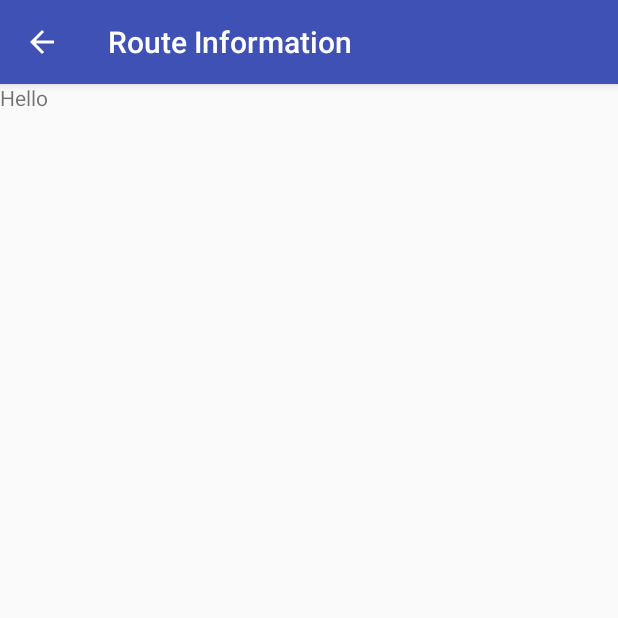
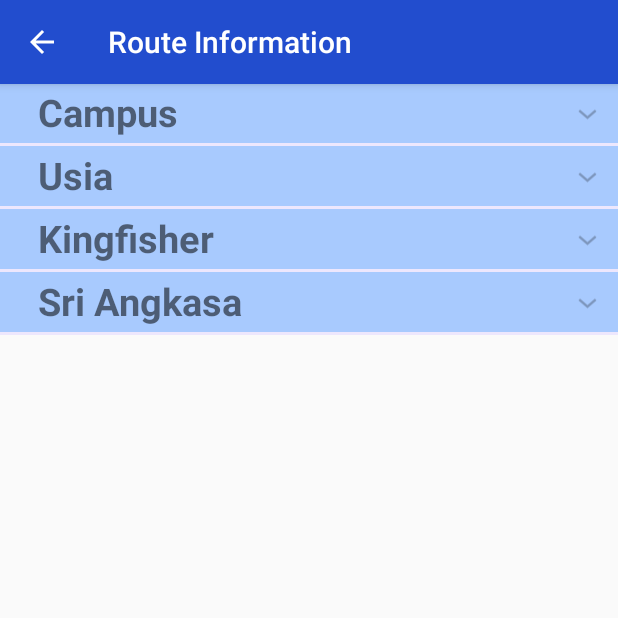
Before and after one commit to Kevin27223/UMSBusTracker, an Android app: the RouteActivity screen opened directly, with no data from a screen before it, on a phone screen of 412 x 824 dp, the top half of it. Run offline under Robolectric (Android 15) with nearby library versions, the phone set to English and light mode, and no system bars.

Commit message:
Completed RouteActivity

```diff
--- /dev/null
+++ b/app/src/main/java/com/example/cheeseng/umsbustracker/ExpandableListAdapter.java
@@ -0,0 +1,93 @@
+package com.example.cheeseng.umsbustracker;
+
+import android.app.Activity;
+import android.content.Context;
+import android.graphics.Typeface;
+import android.view.LayoutInflater;
+import android.view.View;
+import android.view.ViewGroup;
+import android.widget.BaseExpandableListAdapter;
+import android.widget.TextView;
+
+import java.util.List;
+import java.util.Map;
+
+/**
+ * Created by Chee Seng on 15-May-17.
+ */
+
+public class ExpandableListAdapter extends BaseExpandableListAdapter {
+    private Activity context;
+    private Map<String, List<String>> groupCollections;
+    private List<String> childList;
+
+    public ExpandableListAdapter(Activity context, List<String> childList,
+                                 Map<String, List<String>> groupCollections) {
+        this.context = context;
+        this.groupCollections = groupCollections;
+        this.childList = childList;
+    }
+
+    public Object getChild(int groupPosition, int childPosition) {
+        return groupCollections.get(childList.get(groupPosition)).get(childPosition);
+    }
+
+    public long getChildId(int groupPosition, int childPosition) {
+        return childPosition;
+    }
+
+
+    public View getChildView(final int groupPosition, final int childPosition,
+                             boolean isLastChild, View convertView, ViewGroup parent) {
+        final String laptop = (String) getChild(groupPosition, childPosition);
+        LayoutInflater inflater = context.getLayoutInflater();
+
+        if (convertView == null) {
+            convertView = inflater.inflate(R.layout.route_child, null);
+        }
+
+        TextView item = (TextView) convertView.findViewById(R.id.route);
+
+        item.setText(laptop);
+        return convertView;
+    }
+
+    public int getChildrenCount(int groupPosition) {
+        return groupCollections.get(childList.get(groupPosition)).size();
+    }
+
+    public Object getGroup(int groupPosition) {
+        return childList.get(groupPosition);
+    }
+
+    public int getGroupCount() {
+        return childList.size();
+    }
+
+    public long getGroupId(int groupPosition) {
+        return groupPosition;
+    }
+
+    public View getGroupView(int groupPosition, boolean isExpanded,
+                             View convertView, ViewGroup parent) {
+        String laptopName = (String) getGroup(groupPosition);
+        if (convertView == null) {
+            LayoutInflater infalInflater = (LayoutInflater) context
+                    .getSystemService(Context.LAYOUT_INFLATER_SERVICE);
+            convertView = infalInflater.inflate(R.layout.route_group,
+                    null);
+        }
+        TextView item = (TextView) convertView.findViewById(R.id.route);
+        item.setTypeface(null, Typeface.BOLD);
+        item.setText(laptopName);
+        return convertView;
+    }
+
+    public boolean hasStableIds() {
+        return true;
+    }
+
+    public boolean isChildSelectable(int groupPosition, int childPosition) {
+        return true;
+    }
+}
--- a/app/src/main/java/com/example/cheeseng/umsbustracker/RouteActivity.java
+++ b/app/src/main/java/com/example/cheeseng/umsbustracker/RouteActivity.java
@@ -4,10 +4,17 @@ import android.content.Intent;
 import android.os.Bundle;
 import android.support.v7.app.AppCompatActivity;
 import android.support.v7.widget.Toolbar;
+import android.util.DisplayMetrics;
 import android.util.Log;
 import android.view.MenuItem;
 import android.view.View;
+import android.widget.ExpandableListView;
 import android.widget.Toast;
+
+import java.util.ArrayList;
+import java.util.LinkedHashMap;
+import java.util.List;
+import java.util.Map;
 
 /**
  * Created by Chee Seng on 22-Nov-16.
@@ -15,16 +22,32 @@ import android.widget.Toast;
 
 public class RouteActivity extends AppCompatActivity {
 
+    List<String> groupList;
+    List<String> childList;
+    Map<String, List<String>> routeCollection;
+    ExpandableListView expListView;
+
     @Override
     protected void onCreate(Bundle savedInstanceState) {
         super.onCreate(savedInstanceState);
         setContentView(R.layout.activity_route);
+
+        createGroupList();
+
+        createCollection();
 
         Toolbar toolbar = (Toolbar) findViewById(R.id.route_toolbar);
         setSupportActionBar(toolbar);
 
         getSupportActionBar().setDisplayHomeAsUpEnabled(true);
         getSupportActionBar().setDisplayShowHomeEnabled(true);
+
+        expListView = (ExpandableListView) findViewById(R.id.route_list);
+        final ExpandableListAdapter expListAdapter = new ExpandableListAdapter(
+                this, groupList, routeCollection);
+        expListView.setAdapter(expListAdapter);
+
+        setGroupIndicatorToRight();
     }
 
     @Override
@@ -37,4 +60,65 @@ public class RouteActivity extends AppCompatActivity {
         }
         return (super.onOptionsItemSelected(menuItem));
     }
+
+    private void createGroupList() {
+        groupList = new ArrayList<String>();
+        groupList.add("Campus");
+        groupList.add("Usia");
+        groupList.add("Kingfisher");
+        groupList.add("Sri Angkasa");
+    }
+
+    private void createCollection() {
+        String[] campusModels = { "DKP Lama - K.Resital", "K.Resital - DKP Baru",
+                "DKP Baru - K.Resital", "K.Resital - FKJ", "FKJ - PPIB", "PPIB - DKP Lama"};
+        String[] usiaModels = { "USIA - FSSA", "FSSA - PPIB", "PPIB - DKP Lama",
+                "DKP Lama - DKP Baru", "DKP Baru - DKP Lama", "DKP Lama - PPIB", "PPIB - FKJ",
+                "FKJ - USIA"};
+        String[] kingfisherModels = { "KF - FSSA", "FSSA - PPIB", "PPIB - DKP Lama",
+                "DKP Lama - DKP Baru", "DKP Baru - DKP Lama", "DKP Lama - PPIB", "PPIB - FKJ",
+                "FKJ - KF" };
+        String[] angkasaModels = { "Angkasa - FSSA", "FSSA - PPIB", "PPIB - DKP Lama",
+                "DKP Lama - DKP Baru", "DKP Baru - DKP Lama", "DKP Lama - PPIB", "PPIB - FKJ",
+                "FKJ - Angkasa" };
+
+        routeCollection = new LinkedHashMap<String, List<String>>();
+
+        for (String route : groupList) {
+            if (route.equals("Campus")) {
+                loadChild(campusModels);
+            } else if (route.equals("Usia"))
+                loadChild(usiaModels);
+            else if (route.equals("Kingfisher"))
+                loadChild(kingfisherModels);
+            else
+                loadChild(angkasaModels);
+
+            routeCollection.put(route, childList);
+        }
+    }
+
+    private void loadChild(String[] laptopModels) {
+        childList = new ArrayList<String>();
+        for (String model : laptopModels)
+            childList.add(model);
+    }
+
+    private void setGroupIndicatorToRight() {
+        /* Get the screen width */
+        DisplayMetrics dm = new DisplayMetrics();
+        getWindowManager().getDefaultDisplay().getMetrics(dm);
+        int width = dm.widthPixels;
+
+        expListView.setIndicatorBounds(width - getDipsFromPixel(35), width
+                - getDipsFromPixel(5));
+    }
+
+    // Convert pixel to dip
+    public int getDipsFromPixel(float pixels) {
+        // Get the screen's density scale
+        final float scale = getResources().getDisplayMetrics().density;
+        // Convert the dps to pixels, based on density scale
+        return (int) (pixels * scale + 0.5f);
+    }
 }
--- a/app/src/main/res/layout/activity_route.xml
+++ b/app/src/main/res/layout/activity_route.xml
@@ -23,18 +23,20 @@
 
     </android.support.design.widget.AppBarLayout>
 
-    <LinearLayout
+    <RelativeLayout
         tools:context=".RouteActivity"
         android:orientation="vertical"
         android:layout_width="match_parent"
         android:layout_height="match_parent"
         android:paddingTop="55dp">
 
-        <TextView
+        <ExpandableListView
+            android:id="@+id/route_list"
             android:layout_width="match_parent"
-            android:layout_height="match_parent"
-            android:text="Hello"/>
+            android:layout_height="fill_parent"
+            android:divider="@color/colorDivider"
+            android:dividerHeight="2dp" />
 
-    </LinearLayout>
+    </RelativeLayout>
 
 </RelativeLayout>
--- /dev/null
+++ b/app/src/main/res/layout/route_child.xml
@@ -0,0 +1,17 @@
+<?xml version="1.0" encoding="utf-8"?>
+<RelativeLayout xmlns:android="http://schemas.android.com/apk/res/android"
+    android:layout_width="fill_parent"
+    android:layout_height="wrap_content"
+    android:padding="10dp" >
+
+    <TextView
+        android:id="@+id/route"
+        android:layout_width="wrap_content"
+        android:layout_height="wrap_content"
+        android:layout_alignParentStart="true"
+        android:layout_centerVertical="true"
+        android:paddingEnd="25dp"
+        android:paddingStart="25dp"
+        android:textSize="20sp" />
+
+</RelativeLayout>
--- /dev/null
+++ b/app/src/main/res/layout/route_group.xml
@@ -0,0 +1,18 @@
+<?xml version="1.0" encoding="utf-8"?>
+<LinearLayout xmlns:android="http://schemas.android.com/apk/res/android"
+    android:layout_width="match_parent"
+    android:layout_height="match_parent"
+    android:background="@color/colorSecondary"
+    android:orientation="vertical">
+
+    <TextView
+        android:id="@+id/route"
+        android:layout_width="wrap_content"
+        android:layout_height="40dp"
+        android:paddingBottom="5dp"
+        android:paddingEnd="25dp"
+        android:paddingStart="25dp"
+        android:paddingTop="2dp"
+        android:textSize="25sp" />
+
+</LinearLayout>
--- a/app/src/main/res/values/colors.xml
+++ b/app/src/main/res/values/colors.xml
@@ -1,7 +1,9 @@
 <?xml version="1.0" encoding="utf-8"?>
 <resources>
-    <color name="colorPrimary">#3F51B5</color>
-    <color name="colorPrimaryDark">#303F9F</color>
-    <color name="colorAccent">#FF4081</color>
+    <color name="colorPrimary">#224dce</color>
+    <color name="colorPrimaryDark">#05146e</color>
+    <color name="colorSecondary">#a8cafe</color>
+    <color name="colorAccent">#ff4081</color>
+    <color name="colorDivider">#ede7fd</color>
     <color name="white">#FFFFFF</color>
 </resources>
```
